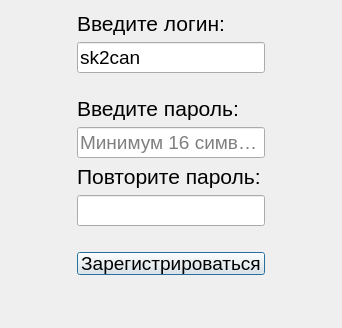
Old version of the form client_side/resources/ui/registration_window.ui in the repository Sk2can/Password-manager.
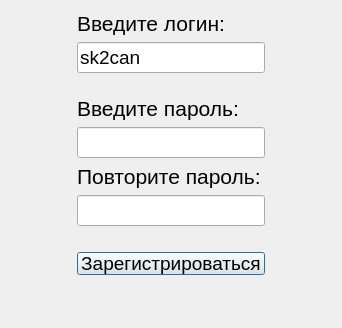
New version of the form.

Commit message: Изменение ui файлов интерфейса и добавление нового окна создания пароля.

What changed in the file:
```diff
--- a/client_side/resources/ui/registration_window.ui
+++ b/client_side/resources/ui/registration_window.ui
@@ -83,10 +83,10 @@
         <bool>true</bool>
        </property>
        <property name="echoMode">
-        <enum>QLineEdit::Normal</enum>
+        <enum>QLineEdit::Password</enum>
        </property>
        <property name="placeholderText">
-        <string>Минимум 16 символов</string>
+        <string/>
        </property>
       </widget>
      </item>
```
The commit also changes 3 other files.
